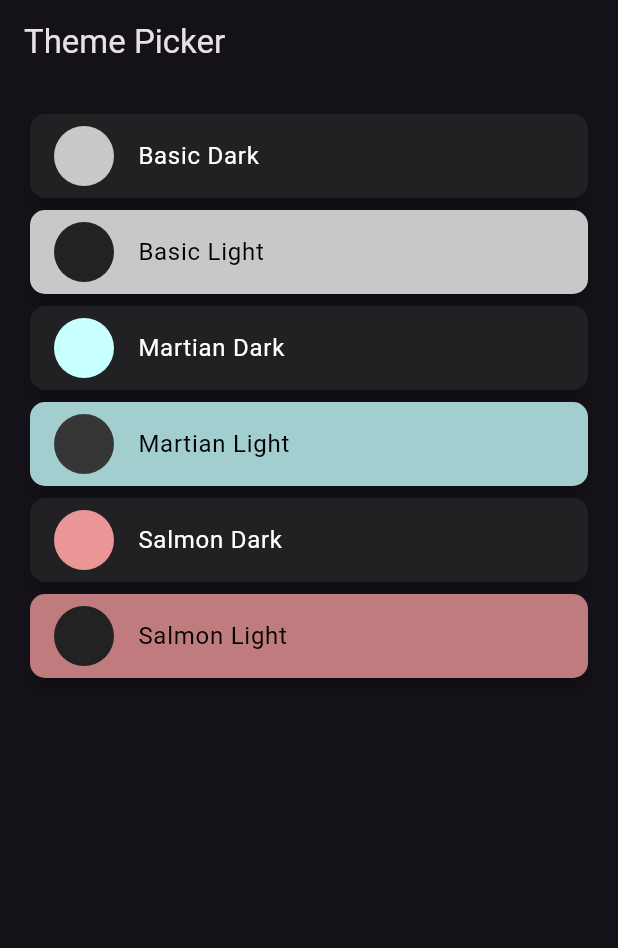
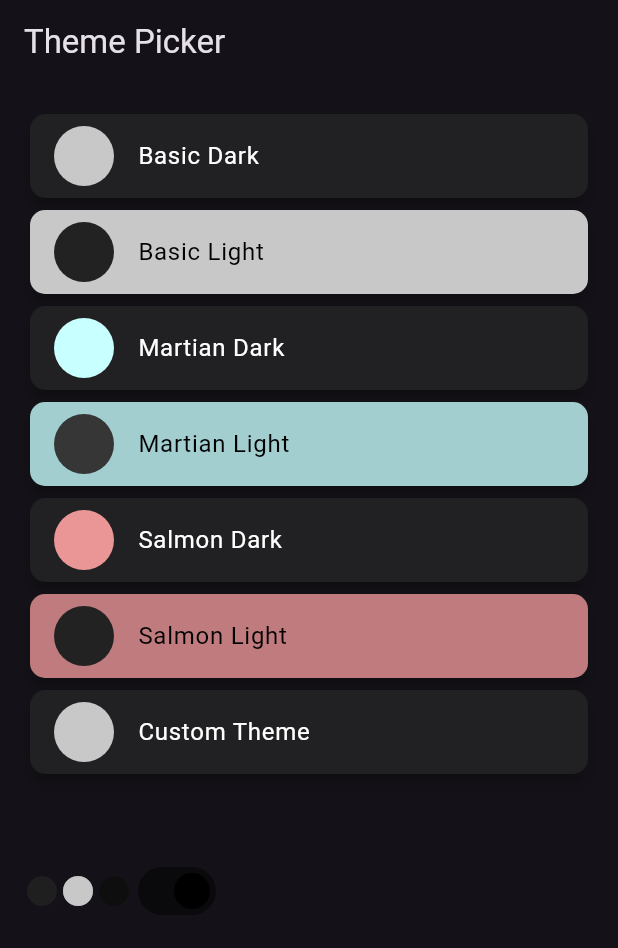
Before and after one commit to cueltschey/squared_away, a Flutter app: the ThemePicker screen opened directly with empty values, on a phone screen of 412 x 824 dp. Shown: the top 948 px of the screen. Run offline on Flutter 3.47's test engine with Material 3 defaults, Android fonts, the light colour scheme and no system bars; our stand-ins replace firebase_auth, firebase_core, fl_chart, flutter_colorpicker, flutter_markdown, flutter_secure_storage and 3 more; missing offline and left inert: googleapis; accounts and stored records are empty.

Commit message:
added custom user theme

```diff
--- a/lib/theme.dart
+++ b/lib/theme.dart
@@ -1,5 +1,6 @@
 import 'package:flutter/material.dart';
 import 'package:provider/provider.dart';
+import 'package:flutter_colorpicker/flutter_colorpicker.dart';
 
 class ThemeProvider extends ChangeNotifier {
   ThemeData _themeData;
@@ -14,9 +15,54 @@ class ThemeProvider extends ChangeNotifier {
   }
 }
 
-class ThemePicker extends StatelessWidget {
+class ThemePicker extends StatefulWidget {
   final Function(int) setThemeCallback;
+
   ThemePicker({super.key, required this.setThemeCallback});
+  _ThemePickerState createState() => _ThemePickerState();
+}
+
+class _ThemePickerState extends State<ThemePicker>{
+
+
+  List<Color> _selectedColors = [
+    Color.fromARGB(200, 34, 34, 34),
+    Color.fromARGB(255, 200, 200, 200),
+    Color.fromARGB(255, 14, 14, 14),
+  ];
+  bool _isCustomDark = true;
+
+  void _pickColor(BuildContext context, int index) {
+    showDialog(
+      context: context,
+      builder: (context) {
+        return AlertDialog(
+          content: SingleChildScrollView(
+            child: ColorPicker(
+              pickerColor: _selectedColors[index],
+              enableAlpha: false,
+              onColorChanged: (color) {
+                setState(() {
+                  _selectedColors[index] = color;
+                });
+              },
+              showLabel: true,
+              pickerAreaHeightPercent: 0.8,
+            ),
+          ),
+          actions: <Widget>[
+            ElevatedButton(
+              child: const Text('Done'),
+              onPressed: () {
+                Navigator.of(context).pop();
+              },
+            ),
+          ],
+        );
+      },
+    );
+  }
+
   @override
   Widget build(BuildContext context) {
     return Scaffold(
@@ -32,41 +78,71 @@ class ThemePicker extends StatelessWidget {
               Color.fromARGB(200, 34, 34, 34),
               Color.fromARGB(255, 200, 200, 200),
               Color.fromARGB(255, 14, 14, 14),
-              true, setThemeCallback, 0),
+              true, widget.setThemeCallback, 0),
           _buildColorOption(
               context,
               'Basic Light',
               Color.fromARGB(255, 200, 200, 200),
               Color.fromARGB(255, 34, 34, 34),
               Color.fromARGB(255, 230, 230, 230),
-              false, setThemeCallback, 1),
+              false, widget.setThemeCallback, 1),
           _buildColorOption(context,
               'Martian Dark',
               Color.fromARGB(200, 34, 34, 34),
               Color.fromARGB(255, 200, 255, 255),
               Color.fromARGB(200, 0, 17, 23),
-              true, setThemeCallback, 2),
+              true, widget.setThemeCallback, 2),
           _buildColorOption(
               context,
               'Martian Light',
               Color.fromARGB(200, 200, 255, 255),
               Color.fromARGB(255, 54, 54, 54),
               Color.fromARGB(200, 200, 220, 255),
-              false, setThemeCallback, 3),
+              false, widget.setThemeCallback, 3),
           _buildColorOption(
               context,
               'Salmon Dark',
               Color.fromARGB(200, 34, 34, 34),
               Color.fromARGB(255, 235, 150, 150),
               Color.fromARGB(200, 14, 14, 14),
-              true, setThemeCallback, 4),
+              true, widget.setThemeCallback, 4),
           _buildColorOption(
               context,
               'Salmon Light',
               Color.fromARGB(200, 235, 150, 150),
               Color.fromARGB(255, 34, 34, 34),
               Color.fromARGB(200, 200, 200, 200),
-              false, setThemeCallback, 5),
+              false, widget.setThemeCallback, 5),
+          _buildColorOption(
+              context,
+              'Custom Theme',
+              _selectedColors[0],
+              _selectedColors[1],
+              _selectedColors[2],
+              _isCustomDark, widget.setThemeCallback, 5),
+          SizedBox(height: 50,),
+          Row(
+            children: [
+              GestureDetector(
+                onTap: () => _pickColor(context, 0),
+                child: Icon(Icons.circle, color: _selectedColors[0])
+              ),
+              GestureDetector(
+                  onTap: () => _pickColor(context, 1),
+                  child: Icon(Icons.circle, color: _selectedColors[1])
+              ),
+              GestureDetector(
+                  onTap: () => _pickColor(context, 2),
+                  child: Icon(Icons.circle, color: _selectedColors[2])
+              ),
+              Switch(value: _isCustomDark, onChanged: (bool? checked) => setState(() =>
+                _isCustomDark = checked!
+              ),
+                activeColor: Colors.black,
+                inactiveThumbColor: Colors.white,
+              )
+            ],
+          )
         ],
       ),
     );
```
Also changed, not shown: lib/achievements.dart (+13 -1 lines).
